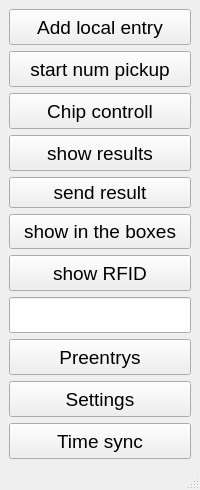
First picture: the form in src/views/mainwindow/mainwindow.ui, repository stivehu/um3, before the edit.
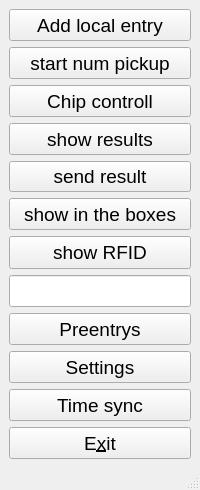
Second picture: the form after the edit.

Diff of the .ui file:
```diff
--- a/src/views/mainwindow/mainwindow.ui
+++ b/src/views/mainwindow/mainwindow.ui
@@ -217,6 +217,24 @@
       </property>
      </widget>
     </item>
+    <item>
+     <widget class="QPushButton" name="exitPushButton">
+      <property name="sizePolicy">
+       <sizepolicy hsizetype="Expanding" vsizetype="Expanding">
+        <horstretch>0</horstretch>
+        <verstretch>0</verstretch>
+       </sizepolicy>
+      </property>
+      <property name="font">
+       <font>
+        <pointsize>14</pointsize>
+       </font>
+      </property>
+      <property name="text">
+       <string>E&amp;xit</string>
+      </property>
+     </widget>
+    </item>
    </layout>
   </widget>
   <widget class="QStatusBar" name="statusbar"/>
```
